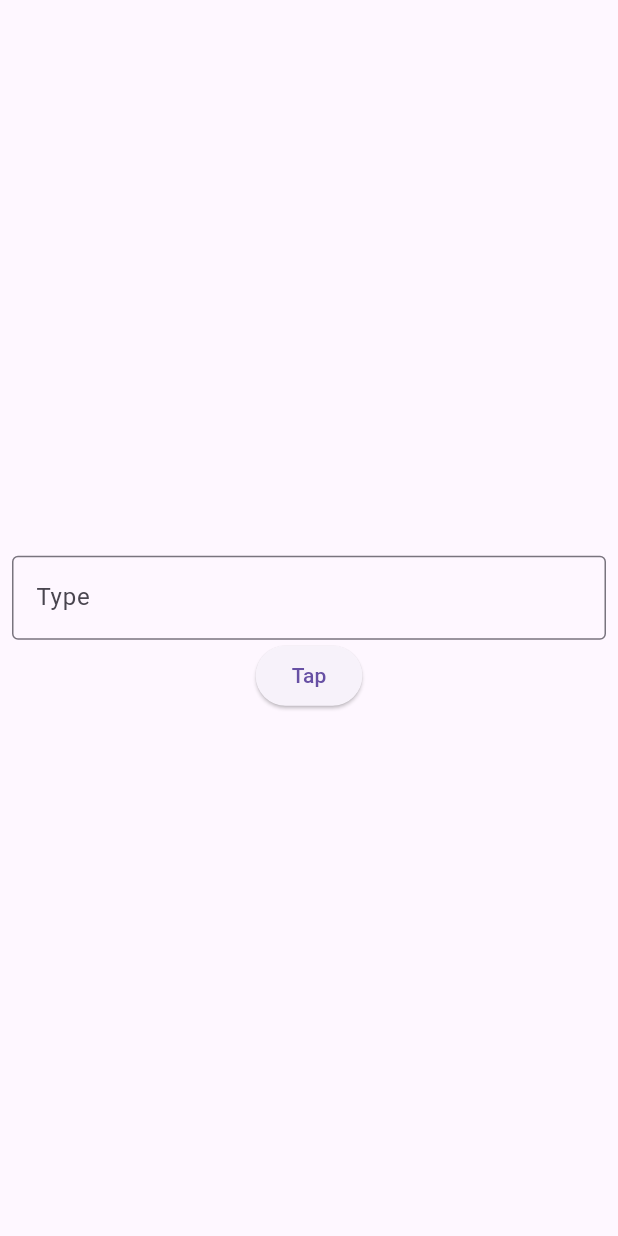
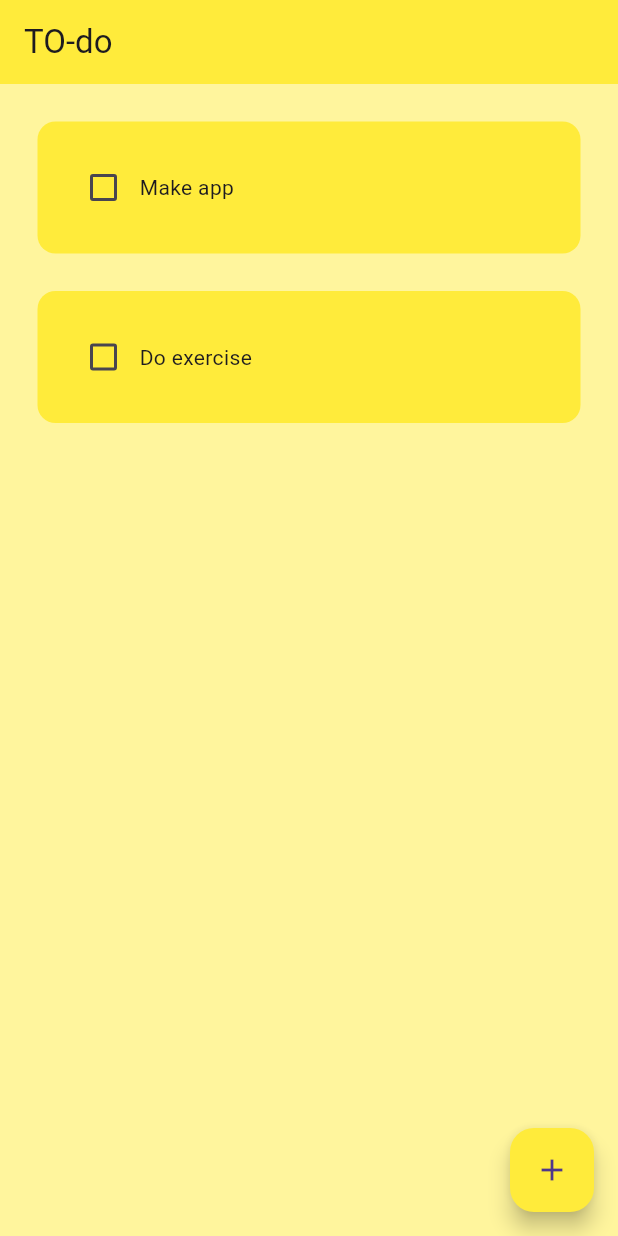
Before and after one commit to sarvesh2847/todo, a Flutter app: the screen it shows after launch, on a phone screen of 412 x 824 dp. Run offline on Flutter 3.47's test engine with Material 3 defaults, Android fonts, the phone set to English and light mode, and no system bars; drawn by our look-alikes of flutter_slidable; our stand-ins replace hive, hive_flutter; accounts and stored records are empty.

Commit message:
Final files

```diff
--- /dev/null
+++ b/lib/data/database.dart
@@ -0,0 +1,27 @@
+import 'package:hive_flutter/hive_flutter.dart';
+
+class tododatabase {
+  List Todolist = [];
+  //referencing thr box
+
+  final _mybox = Hive.box('mybox');
+
+  //method is runned when it is first time opened.
+
+  void createinitialdata() {
+    Todolist = [
+      ["Make app", false],
+      ["Do exercise", false],
+    ];
+  }
+
+//load the data drom database
+  void loaddata() {
+    Todolist = _mybox.get("TODOLIST");
+  }
+// update the data from database
+
+  void updatedata() {
+    _mybox.put("TODOLIST", Todolist);
+  }
+}
--- /dev/null
+++ b/lib/pages/todopage.dart
@@ -0,0 +1,107 @@
+import 'package:flutter/material.dart';
+import 'package:hive/hive.dart';
+import 'package:todo/data/database.dart';
+import 'package:todo/utility/dialogue_box.dart';
+import 'package:todo/utility/todo_tile.dart';
+
+void main() {
+  runApp(todopage());
+}
+
+class todopage extends StatefulWidget {
+  const todopage({super.key});
+
+//z
+
+  @override
+  State<todopage> createState() => _todopageState();
+}
+
+class _todopageState extends State<todopage> {
+//refernce the box
+  final _mybox = Hive.box('mybox');
+  tododatabase db = tododatabase();
+
+  @override
+  void initState() {
+    // if this time first time ever opening the app, then create the default data.
+    if (_mybox.get("TODOLIST") == null) {
+      db.createinitialdata();
+    } else {
+      //there exist the data
+      db.loaddata();
+    }
+
+    super.initState();
+  }
+
+  // textcontroller
+  final _controller = TextEditingController();
+//list of tasks
+
+  void checkboxchanged(bool? value, int index) {
+    setState(() {
+      db.Todolist[index][1] = !db.Todolist[index][1];
+    });
+  }
+
+//save dialogue
+
+  void savenewtask() {
+    setState(() {
+      db.Todolist.add([_controller.text, false]);
+      _controller.clear();
+    });
+    //Navigator.of(context).pop();
+  }
+
+// create new task
+
+  void createnewtask() {
+    showDialog(
+        context: context,
+        builder: (context) {
+          return dialogue_box(
+            controller: _controller,
+            onSave: savenewtask,
+            onCancel: () => Navigator.of(context).pop(),
+          );
+        });
+  }
+
+  //delete task
+
+  void deletetask(int index) {
+    setState(() {
+      db.Todolist.removeAt(index);
+    });
+  }
+
+  @override
+  Widget build(BuildContext context) {
+    return Scaffold(
+      backgroundColor: Colors.yellow.shade200,
+      appBar: AppBar(
+        backgroundColor: Colors.yellow,
+        title: Text("TO-do"),
+        //elevation: 0,
+      ),
+      floatingActionButton: FloatingActionButton(
+        onPressed: createnewtask,
+        child: Icon(Icons.add),
+        backgroundColor: Colors.yellow,
+      ),
+      body: ListView.builder(
+        itemCount: db.Todolist.length,
+        itemBuilder: (context, index) {
+          return todo_tile(
+            taskname: db.Todolist[index][0],
+            taskcompleted: db.Todolist[index][1],
+            onChanged: (value) => checkboxchanged(value, index),
+            deletefxn: (context) => deletetask(index),
+          );
+        },
+      ),
+    );
+  }
+}
--- a/lib/todopage.dart
+++ /dev/null
@@ -1,51 +0,0 @@
-import 'package:flutter/material.dart';
-
-void main() {
-  runApp(todopage());
-}
-
-class todopage extends StatefulWidget {
-  const todopage({super.key});
-
-  @override
-  State<todopage> createState() => _todopageState();
-}
-
-class _todopageState extends State<todopage> {
-  TextEditingController mycontroller = TextEditingController();
-// greeting message
-  String greetingmessage = "";
-
-// greet user
-  void greetUser() {
-    setState(() {
-      greetingmessage = "hello" + mycontroller.text;
-    });
-  }
-
-  @override
-  Widget build(BuildContext context) {
-    return Scaffold(
-      body: Center(
-          child: Padding(
-        padding: const EdgeInsets.all(8.0),
-        child: Column(
-          mainAxisAlignment: MainAxisAlignment.center,
-          children: [
-            //greeting message
-            Text(greetingmessage),
-            TextField(
-              controller: mycontroller,
-              decoration: InputDecoration(
-                border: OutlineInputBorder(),
-                hintText: "Type",
-              ),
-            ),
-            //button
-            ElevatedButton(onPressed: greetUser, child: Text("Tap"))
-          ],
-        ),
-      )),
-    );
-  }
-}
--- /dev/null
+++ b/lib/utility/todo_tile.dart
@@ -0,0 +1,56 @@
+import 'package:flutter/material.dart';
+import 'package:flutter_slidable/flutter_slidable.dart';
+
+class todo_tile extends StatelessWidget {
+  final String taskname;
+  final bool taskcompleted;
+  Function(bool?)? onChanged;
+  Function(BuildContext)? deletefxn;
+
+  todo_tile(
+      {super.key,
+      required this.taskname,
+      required this.taskcompleted,
+      required this.onChanged,
+      required this.deletefxn});
+
+  @override
+  Widget build(BuildContext context) {
+    return Padding(
+      padding: const EdgeInsets.only(right: 25, left: 25, top: 25),
+      child: Slidable(
+        endActionPane: ActionPane(motion: StretchMotion(), children: [
+          SlidableAction(
+            onPressed: deletefxn,
+            icon: Icons.delete,
+            backgroundColor: Colors.red.shade300,
+            borderRadius: BorderRadius.circular(12),
+          )
+        ]),
+        child: Container(
+          padding: EdgeInsets.all(20),
+          decoration: BoxDecoration(
+              color: Colors.yellow, borderRadius: BorderRadius.circular(12)),
+          child: Row(
+            children: [
+              Checkbox(
+                value: taskcompleted,
+                onChanged: onChanged,
+                activeColor: Colors.black,
+              ),
+
+              // task checknox
+              Text(
+                taskname,
+                style: TextStyle(
+                    decoration: taskcompleted
+                        ? TextDecoration.lineThrough
+                        : TextDecoration.none),
+              ),
+            ],
+          ),
+        ),
+      ),
+    );
+  }
+}
--- a/pubspec.yaml
+++ b/pubspec.yaml
@@ -30,15 +30,20 @@ environment:
 dependencies:
   flutter:
     sdk: flutter
+  hive: ^2.2.3
+  hive_flutter: ^1.1.0
 
 
   # The following adds the Cupertino Icons font to your application.
   # Use with the CupertinoIcons class for iOS style icons.
   cupertino_icons: ^1.0.2
+  flutter_slidable: ^1.2.0
 
 dev_dependencies:
   flutter_test:
     sdk: flutter
+  hive_generator: ^1.1.3
+  build_runner: ^2.1.11
 
   # The "flutter_lints" package below contains a set of recommended lints to
   # encourage good coding practices. The lint set provided by the package is
```
Also changed, not shown: lib/main.dart (+12 -2 lines), lib/utility/dialogue_box.dart (added, +44 -0 lines), lib/utility/mybutton.dart (added, +16 -0 lines), pubspec.lock, 1 other file.
